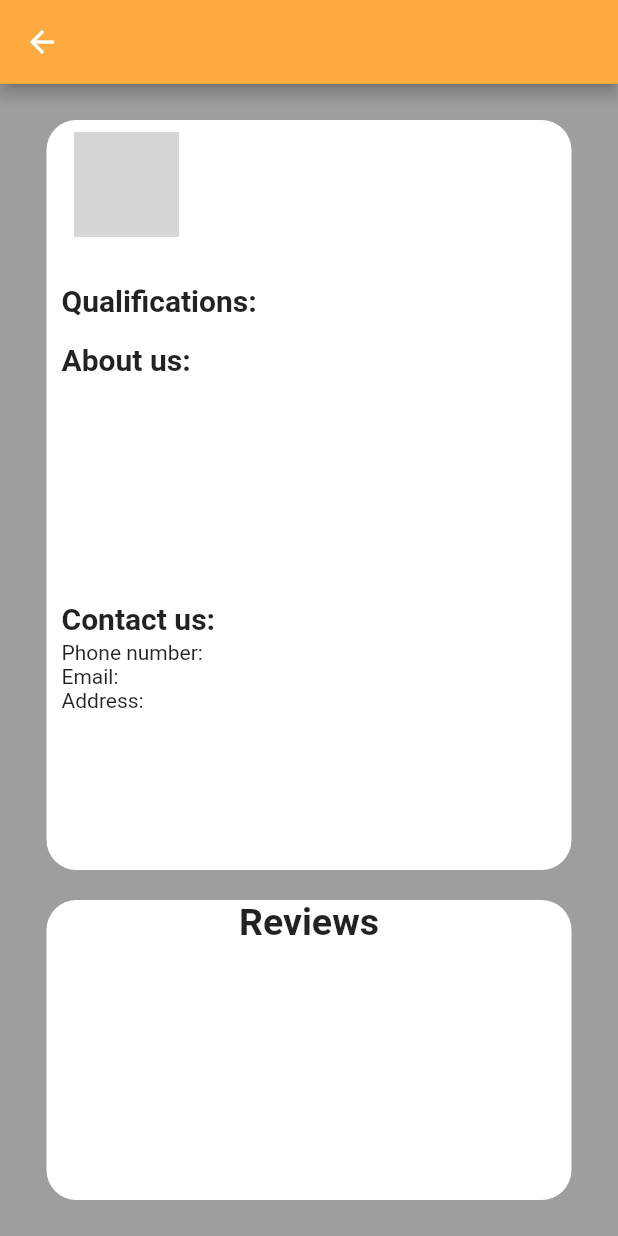
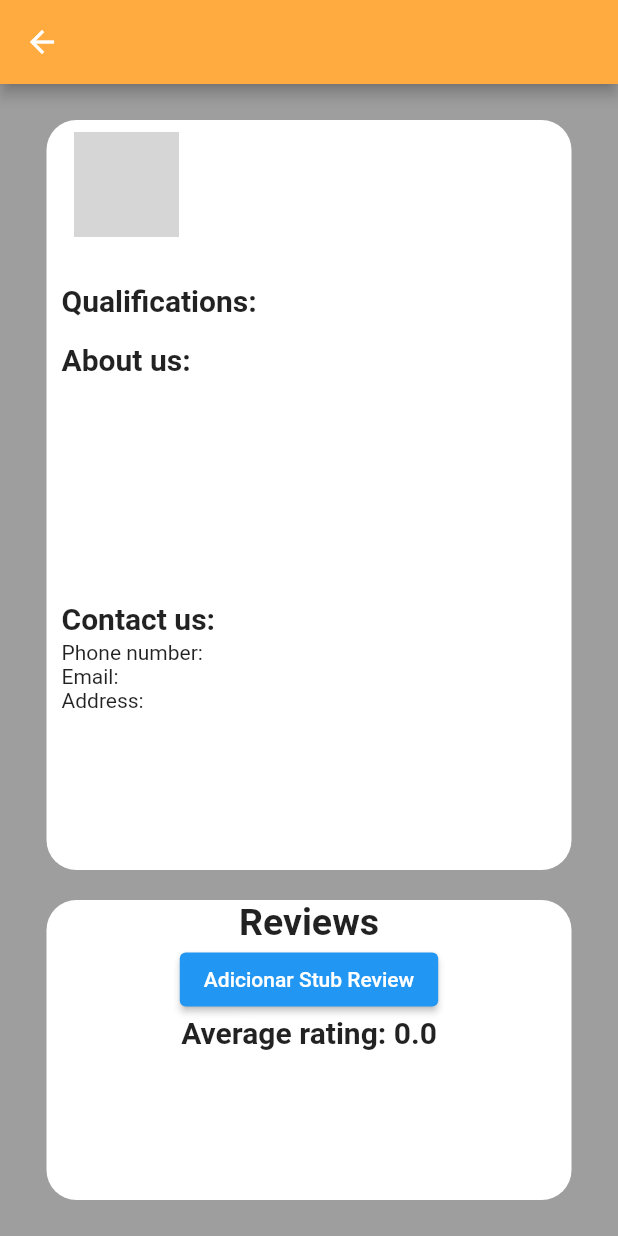
Before and after one commit to FEUP-LEIC-ES-2022-23/2LEIC14T5, a Flutter app: the BigJobPostBuilder screen opened directly with empty values, on a phone screen of 412 x 824 dp. Run offline on Flutter 3.47's test engine with Material 2 defaults, Android fonts, the phone set to English and light mode, and no system bars; drawn by our look-alikes of readmore; our stand-ins replace cloud_firestore, firebase_auth, firebase_core, font_awesome_flutter, go_router; missing offline and left inert: firebase_ui_auth; accounts and stored records are empty; network calls fail; grey boxes are pictures that could not be loaded.

Commit message:
Added average rating for the jobpost

```diff
--- a/app/lib/app_pages/search_page.dart
+++ b/app/lib/app_pages/search_page.dart
@@ -3,6 +3,7 @@ import 'package:filter_it/custom_widgets/filters_popup.dart';
 import 'package:filter_it/data_models/job_post.dart';
 import 'package:filter_it/custom_widgets/small_job_post_builder.dart';
 import 'package:filter_it/itjobs_api/itjobs_api.dart';
+import 'package:filter_it/temporary_stubs/jobpost_stub.dart';
 import 'package:flutter/material.dart';
 import 'dart:async';
 
@@ -37,6 +38,7 @@ class SearchPageState extends State<SearchPage> {
   }
 
   Future init() async {
+    final jobPostStub = JobPostStub.jobpostStub;
     final jobPosts = await ITJobsAPI.fetchJobPosts(requestBody);
     setState(() {
       jobPostsDisplay = jobPosts;
--- a/app/lib/custom_widgets/big_job_post_builder.dart
+++ b/app/lib/custom_widgets/big_job_post_builder.dart
@@ -1,6 +1,10 @@
+import 'package:cloud_firestore/cloud_firestore.dart';
 import 'package:filter_it/data_models/job_post.dart';
+import 'package:filter_it/data_models/review_service.dart';
 import 'package:flutter/material.dart';
 import 'package:readmore/readmore.dart';
+
+import '../data_models/review.dart';
 
 class BigJobPostBuilder extends StatelessWidget{
   final JobPost jobPost;
@@ -11,6 +15,7 @@ class BigJobPostBuilder extends StatelessWidget{
 
   @override
   Widget build(BuildContext context){
+    final reviewService = ReviewService();
     String companyNumber = jobPost.company.companyPhoneNumber;
     String companyEmail = jobPost.company.companyEmail;
     String companyAddress = jobPost.company.companyAddress;
@@ -160,8 +165,8 @@ class BigJobPostBuilder extends StatelessWidget{
                   borderRadius: BorderRadius.all(Radius.circular(20)),
                 ),
                 child: Column(
-                  children: const [
-                    Align(
+                  children:[
+                    const Align(
                       alignment: Alignment.center,
                       child: Text(
                         "Reviews",
@@ -171,6 +176,38 @@ class BigJobPostBuilder extends StatelessWidget{
                         ),
                       ),
                     ),
+                    ElevatedButton(
+                      onPressed: () async {
+                        Review stubReview = Review(
+                          id: 'stubId',
+                          jobId: 'stubJobId',
+                          rating: 5,
+                          comment: 'This is a stub review.',
+                          timestamp: Timestamp.now(),
+                        );
+                        await reviewService.addReview(stubReview);
+                      },
+                      child: const Text('Adicionar Stub Review'),
+                    ),
+                StreamBuilder<double>(
+                  stream: reviewService.getJobAverageRatingStream("stubJobId"),
+                  builder: (context, snapshot) {
+                    if (snapshot.hasData) {
+                      double averageRating = snapshot.data!;
+                      return Text(
+                        'Average rating: ${averageRating.toStringAsFixed(1)}',
+                        style: const TextStyle(
+                          fontSize: 20,
+                          fontWeight: FontWeight.bold,
+                        ),
+                      );
+                    } else if (snapshot.hasError) {
+                      return const Text('Error getting average rating');
+                    } else {
+                      return const CircularProgressIndicator();
+                    }
+                  },
+                ),
                   ],
                 )
             )
--- a/app/lib/data_models/job_post.dart
+++ b/app/lib/data_models/job_post.dart
@@ -17,6 +17,7 @@ class JobPost{
   final String publishedDate;
   final String updatedDate;
   final String jobSlug;
+  late int jobID = 0;
 
   JobPost({
     required this.company,
@@ -31,6 +32,7 @@ class JobPost{
     required this.publishedDate,
     required this.updatedDate,
     required this.jobSlug,
+
   });
 
   factory JobPost.fromJson(Map<String, dynamic> json) {
--- /dev/null
+++ b/app/lib/data_models/review.dart
@@ -0,0 +1,40 @@
+import 'package:cloud_firestore/cloud_firestore.dart';
+
+class Review {
+  final String id;
+  final String jobId;
+  final int rating;
+  final String comment;
+  final String userId;
+  final Timestamp timestamp;
+
+  Review({
+    required this.id,
+    required this.jobId,
+    required this.rating,
+    required this.comment,
+    this.userId = '',
+    required this.timestamp,
+  });
+
+  Map<String, dynamic> toMap() {
+    return {
+      'jobId': jobId,
+      'rating': rating,
+      'comment': comment,
+      'userId': userId,
+      'timestamp': timestamp,
+    };
+  }
+
+  factory Review.fromMap(Map<String, dynamic> map, String id) {
+    return Review(
+      id: id,
+      jobId: map['jobId'],
+      rating: map['rating'],
+      comment: map['comment'],
+      userId: map['userId'],
+      timestamp: map['timestamp'],
+    );
+  }
+}
--- /dev/null
+++ b/app/lib/data_models/review_service.dart
@@ -0,0 +1,28 @@
+import 'package:cloud_firestore/cloud_firestore.dart';
+import 'package:filter_it/data_models/review.dart';
+
+class ReviewService {
+  final FirebaseFirestore _db = FirebaseFirestore.instance;
+
+  Future<void> addReview(Review review) {
+    return _db.collection('reviews').add(review.toMap());
+  }
+
+  Stream<double> getJobAverageRatingStream(String jobId) {
+    return _db
+        .collection('reviews')
+        .where('jobId', isEqualTo: jobId)
+        .snapshots()
+        .map((querySnapshot) {
+      if (querySnapshot.size == 0) {
+        return 0.0;
+      }
+
+      final totalRatings = querySnapshot.docs
+          .map((doc) => Review.fromMap(doc.data(), doc.id).rating)
+          .reduce((value, element) => value + element);
+
+      return totalRatings / querySnapshot.size;
+    });
+  }
+}
```
Also changed, not shown: app/lib/itjobs_api/itjobs_api.dart (+7 -1 lines), app/lib/temporary_stubs/jobpost_stub.dart (added, +51 -0 lines).
